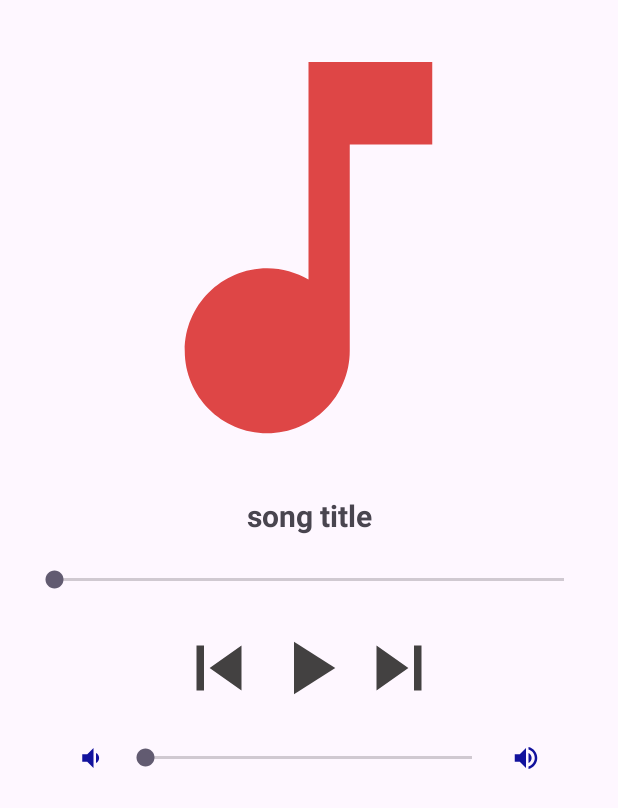
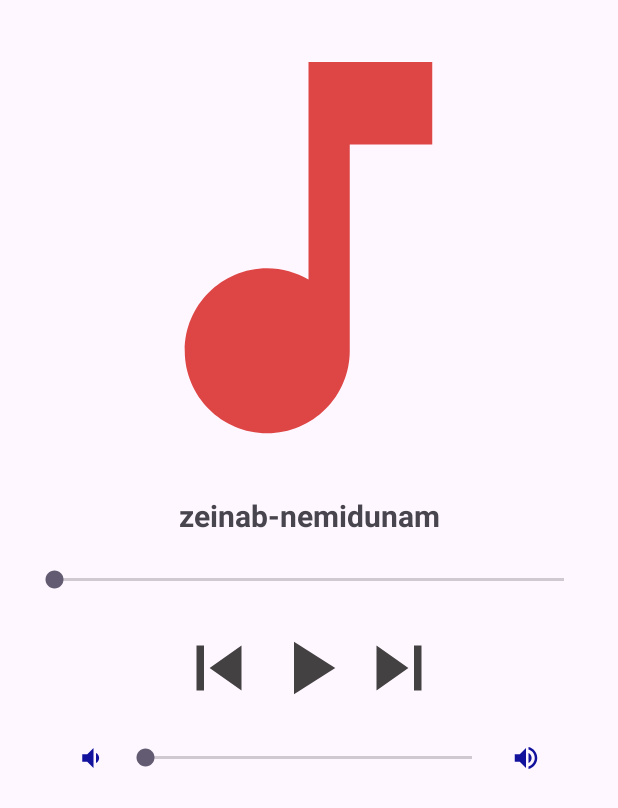
Before and after one commit to zahmadi98/musicplayerjava, an Android app: the screen it shows after launch (MainActivity), after a tap on an icon or button, on a phone screen of 412 x 824 dp. Shown: the top 808 px of the screen. Run offline under Robolectric (Android 15) with nearby library versions, the phone set to English and light mode, and no system bars; 1 statement that could not run was skipped; 1 other tap on this screen came first.

Commit message:
second commit

```diff
--- a/app/src/main/java/ir/shariaty/musicplayerjava/MainActivity.java
+++ b/app/src/main/java/ir/shariaty/musicplayerjava/MainActivity.java
@@ -17,7 +17,7 @@ import java.util.ArrayList;
 
 public class MainActivity extends AppCompatActivity {
 
-    ImageView play,prev,next;
+    ImageView play,prev,next,ImageView;
     TextView songTitle;
     SeekBar mSeekBarTime, mSeekBarVol;
     static MediaPlayer mMediaPlayer;
@@ -38,8 +38,8 @@ public class MainActivity extends AppCompatActivity {
 
         ArrayList<Integer> songs = new ArrayList<>();
 
-        songs.add(0 , R.raw.Man);
-        songs.add(1 , R.raw.B);
+        songs.add(0 , R.raw.ahmadi);
+        songs.add(1 , R.raw.zeinab);
 
         // initialize MediaPlayer
         mMediaPlayer = MediaPlayer.create(getApplicationContext(),songs.get(currentIndex));
@@ -50,13 +50,67 @@ public class MainActivity extends AppCompatActivity {
                 if (mMediaPlayer != null && mMediaPlayer.isPlaying()){
                     mMediaPlayer.pause();
                     play.setImageResource(R.drawable.ic_play_arrow_24);
+                } else {
+                    mMediaPlayer.start();
+                    play.setImageResource(R.drawable.ic_pause_24);
+                }
+                if (currentIndex < songs.size() - 1){
+                    currentIndex++;
+                } else{
+                    currentIndex=0;
+                }
+                if (mMediaPlayer.isPlaying()){
+                    mMediaPlayer.stop();
+                }
+                mMediaPlayer = mMediaPlayer.create(getApplicationContext(), songs.get(currentIndex));
+                mMediaPlayer.start();
+                SongsName();
+            }
+        });
+
+        next.setOnClickListener(new View.OnClickListener() {
+            @Override
+            public void onClick(View view) {
+                if (mMediaPlayer!=null){
+                    play.setImageResource(R.drawable.ic_pause_24);
                 }
             }
         });
-        ViewCompat.setOnApplyWindowInsetsListener(findViewById(R.id.main), (v, insets) -> {
+
+        prev.setOnClickListener(new View.OnClickListener() {
+            @Override
+            public void onClick(View v) {
+                if (mMediaPlayer != null) {
+                    play.setImageResource(R.drawable.ic_pause_24);
+                }
+                if (currentIndex > 0) {
+                    currentIndex--;
+                } else {
+                    currentIndex = songs.size() - 1;
+                }
+                if (mMediaPlayer.isPlaying()) {
+                    mMediaPlayer.stop();
+                }
+                mMediaPlayer = mMediaPlayer.create(getApplicationContext(), songs.get(currentIndex));
+                mMediaPlayer.start();
+                SongsName();
+            }
+        });
+
+                ViewCompat.setOnApplyWindowInsetsListener(findViewById(R.id.main), (v, insets) -> {
             Insets systemBars = insets.getInsets(WindowInsetsCompat.Type.systemBars());
             v.setPadding(systemBars.left, systemBars.top, systemBars.right, systemBars.bottom);
             return insets;
         });
     }
+
+    private void SongsName() {
+        if (currentIndex==0){
+            songTitle.setText("zeinab-nemidunam");
+            ImageView.setImageResource(R.drawable.zeinab);
+        } else if (currentIndex==1) {
+            songTitle.setText("man-yadam nist");
+            ImageView.setImageResource(R.drawable.ahmadi);
+        }
+    }
 }
--- /dev/null
+++ b/app/src/main/res/drawable/ic_pause_24.xml
@@ -0,0 +1,5 @@
+<vector xmlns:android="http://schemas.android.com/apk/res/android" android:height="24dp" android:tint="#45454F" android:viewportHeight="24" android:viewportWidth="24" android:width="24dp">
+
+    <path android:fillColor="@android:color/white" android:pathData="M6,19h4L10,5L6,5v14zM14,5v14h4L18,5h-4z"/>
+
+</vector>
--- a/app/src/main/res/layout/activity_main.xml
+++ b/app/src/main/res/layout/activity_main.xml
@@ -8,10 +8,12 @@
     android:layout_height="match_parent"
     tools:context=".MainActivity">
     <ImageView
+
     android:layout_width="330dp"
     android:layout_height="330dp"
     android:layout_gravity="center"
     android:src="@drawable/ic_music_note_24"
+    android:id="@+id/ImageView"
         />
 
     <TextView
```
Also changed, not shown: app/src/main/res/drawable/zeinab.jpeg (added), 3 other files.
